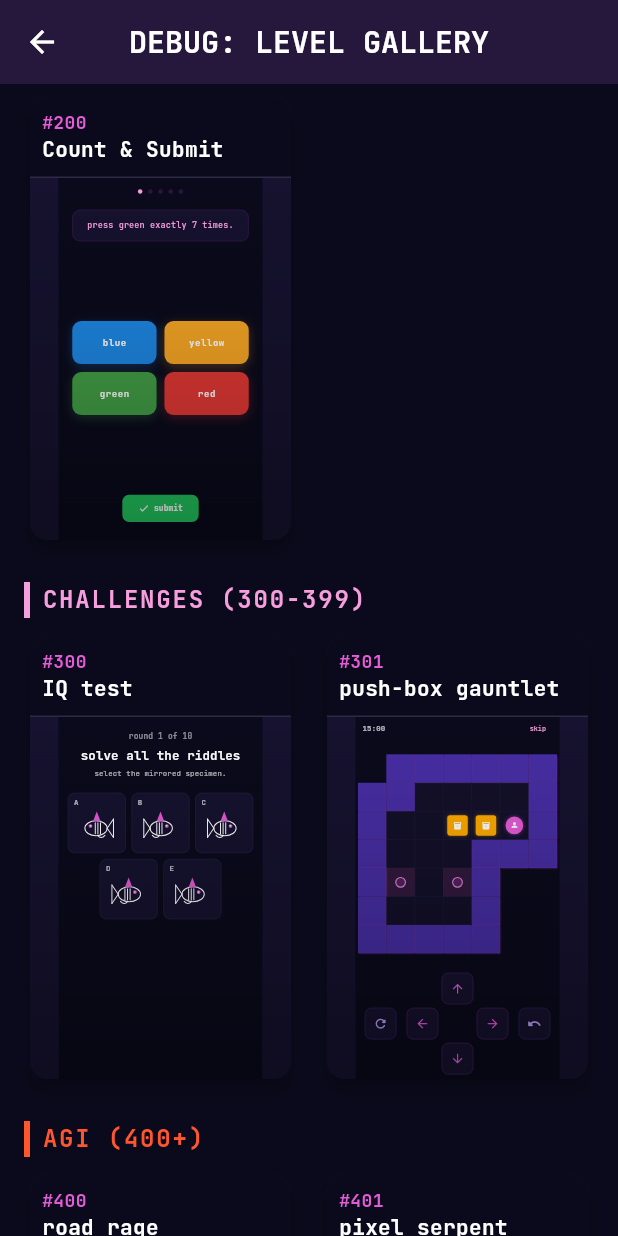
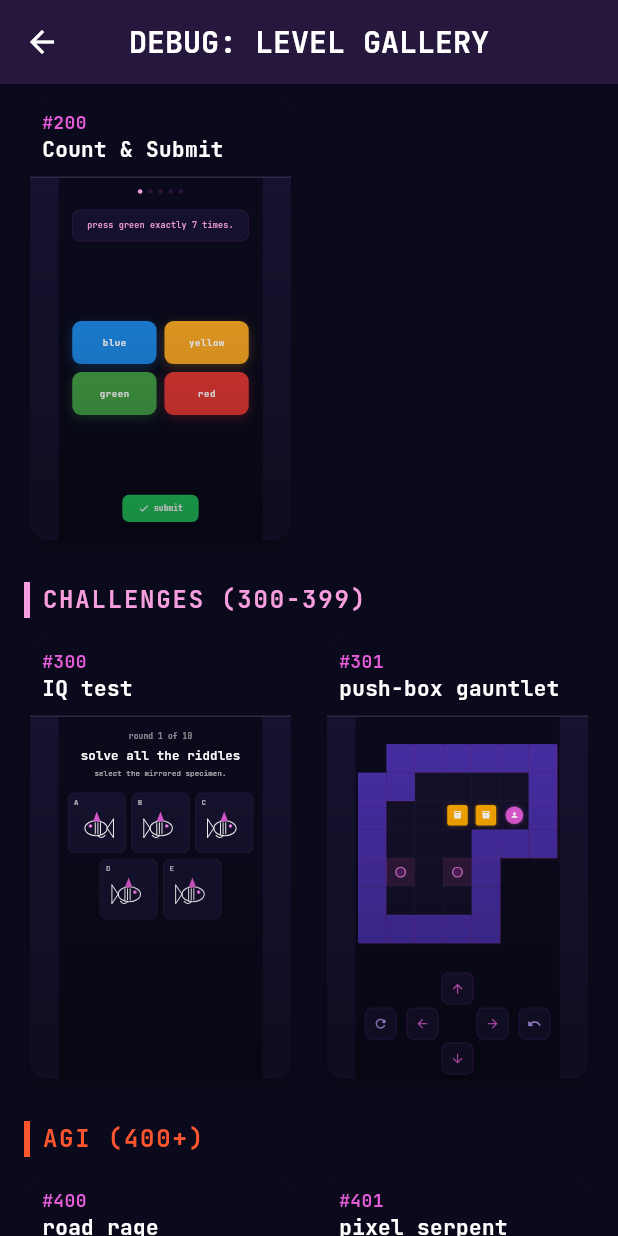
Before and after one commit to nunu-ai/apk-arena, a Flutter app: the DebugLevelGallery screen opened directly, scrolled down 1728 dp, on a phone screen of 412 x 824 dp. Run offline on Flutter 3.47's test engine with Material 3 defaults, Android fonts, the phone set to English and light mode, and no system bars; our stand-ins replace equatable, flutter_local_notifications, google_fonts, open_filex, qr_flutter, shared_preferences; accounts and stored records are empty.

Commit message:
finish box push level

```diff
--- a/lib/level_registry.dart
+++ b/lib/level_registry.dart
@@ -188,8 +188,7 @@ final List<LevelEntry> iqLevels = [
   LevelEntry(
     data: LevelData(
       title: "push-box gauntlet",
-      instructions:
-          "clear 5 sokoban rooms in order. you start with 15:00; each room you finish adds 3:00. if the budget hits 0, your run ends (partial credit by rooms cleared).",
+      instructions: "push the boxes into the holes.",
       timeLimit: Duration(minutes: 30),
     ),
     widgetBuilder: (onComplete) => LevelPushBoxCampaign(onComplete: onComplete),
--- a/lib/widgets/levels/level_push_box_campaign.dart
+++ b/lib/widgets/levels/level_push_box_campaign.dart
@@ -24,7 +24,7 @@ class _BoardSpec {
 }
 
 class _LevelPushBoxCampaignState extends State<LevelPushBoxCampaign> {
-  static const int _stageCount = 5;
+  static const int _stageCount = 6;
   static const Duration _initialBudget = Duration(minutes: 15);
   static const Duration _bonusPerStage = Duration(minutes: 3);
 
@@ -43,8 +43,30 @@ class _LevelPushBoxCampaignState extends State<LevelPushBoxCampaign> {
       ],
     ),
     _BoardSpec(
+      name: 'maze push',
+      rows: [
+        '########',
+        '#      #',
+        '#      #',
+        '# @# # #',
+        '#  # B #',
+        '# B# #.#',
+        '#  #  .#',
+        '########',
+      ],
+    ),
+    _BoardSpec(
       name: 'two crates',
-      rows: ['########', '# .  . #', '# B  B #', '#  @   #', '########'],
+      rows: [
+        '  #### ',
+        '  #+ ##',
+        '  #.  #',
+        '### B #',
+        '# B ###',
+        '# # #  ',
+        '#   #  ',
+        '#####  ',
+      ],
     ),
     _BoardSpec(
       name: 'corner case',
@@ -230,15 +252,6 @@ class _LevelPushBoxCampaignState extends State<LevelPushBoxCampaign> {
     _loadStage(_stageIndex);
   }
 
-  void _skipStage() {
-    if (_runFinished || _stageIndex >= _stageCount - 1) return;
-    HapticFeedback.selectionClick();
-    setState(() {
-      _stageIndex++;
-      _loadStage(_stageIndex);
-    });
-  }
-
   void _resetCurrentStage() {
     if (_runFinished) return;
     HapticFeedback.selectionClick();
@@ -344,12 +357,6 @@ class _LevelPushBoxCampaignState extends State<LevelPushBoxCampaign> {
     });
   }
 
-  String _formatTime(int totalSeconds) {
-    final m = (totalSeconds ~/ 60).toString().padLeft(2, '0');
-    final s = (totalSeconds % 60).toString().padLeft(2, '0');
-    return '$m:$s';
-  }
-
   @override
   Widget build(BuildContext context) {
     return Container(
@@ -357,43 +364,12 @@ class _LevelPushBoxCampaignState extends State<LevelPushBoxCampaign> {
       child: SafeArea(
         child: Column(
           children: [
-            _buildHeader(),
             Expanded(child: Center(child: _buildGrid())),
             const SizedBox(height: 4),
             _buildControls(),
             const SizedBox(height: 8),
           ],
         ),
-      ),
-    );
-  }
-
-  Widget _buildHeader() {
-    final low = _secondsRemaining <= 60;
-    return Padding(
-      padding: const EdgeInsets.fromLTRB(12, 6, 12, 2),
-      child: Row(
-        mainAxisAlignment: MainAxisAlignment.spaceBetween,
-        children: [
-          Text(
-            _formatTime(_secondsRemaining),
-            style: TextStyle(
-              fontSize: 13,
-              fontWeight: FontWeight.w700,
-              color: low ? NunuColors.errorMain : NunuColors.textSecondary,
-            ),
-          ),
-          TextButton(
-            onPressed: _stageIndex >= _stageCount - 1 ? null : _skipStage,
-            style: TextButton.styleFrom(
-              minimumSize: const Size(52, 28),
-              padding: const EdgeInsets.symmetric(horizontal: 10, vertical: 4),
-              foregroundColor: NunuColors.primaryLight,
-              tapTargetSize: MaterialTapTargetSize.shrinkWrap,
-            ),
-            child: const Text('skip', style: TextStyle(fontSize: 12)),
-          ),
-        ],
       ),
     );
   }
```
